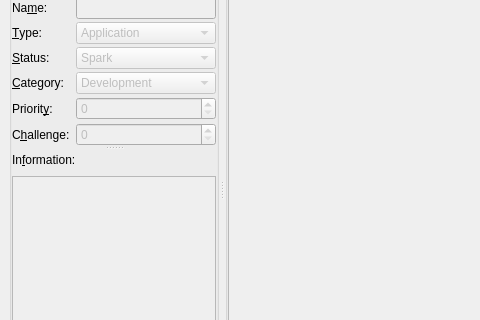
Above: forms/project2.ui from skriticos/nelia1 before the change; both pictures show x 0 to 480 and y 143 to 463 of the 870 by 588 pixel window. Below: the same form after it.
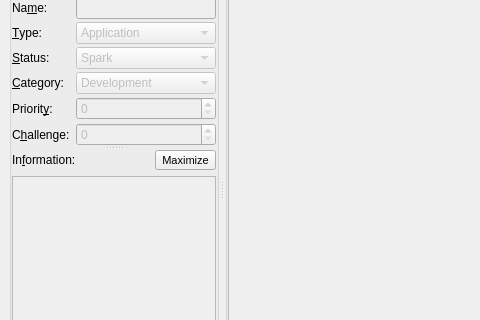
That is the form after the change.

Commit message: new project widget info maximized and retab

```diff
--- a/forms/project2.ui
+++ b/forms/project2.ui
@@ -705,7 +705,22 @@
                 </property>
                </widget>
               </item>
-              <item row="1" column="0">
+              <item row="0" column="1">
+               <widget class="QToolButton" name="btn_info_max">
+                <property name="font">
+                 <font>
+                  <pointsize>8</pointsize>
+                  <weight>50</weight>
+                  <italic>false</italic>
+                  <bold>false</bold>
+                 </font>
+                </property>
+                <property name="text">
+                 <string>Maximize</string>
+                </property>
+               </widget>
+              </item>
+              <item row="1" column="0" colspan="2">
                <widget class="QTextEdit" name="text_project_info">
                 <property name="enabled">
                  <bool>false</bool>
```
Left out of the diff: 10 changed lines with no effect on the pictures.
